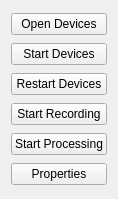
m-riley04/ModularSensorSystem, file src/Widgets/SessionControlsWidget/sessioncontrolswidget.ui: the form before one commit.
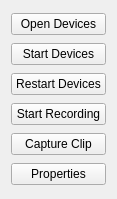
The form after the commit.

Commit message: consolidate clipping controls into session properties dialog

Patch:
```diff
--- a/src/Widgets/SessionControlsWidget/sessioncontrolswidget.ui
+++ b/src/Widgets/SessionControlsWidget/sessioncontrolswidget.ui
@@ -45,7 +45,7 @@
    <item>
     <widget class="QPushButton" name="buttonProcessing">
      <property name="text">
-      <string>Start Processing</string>
+      <string>Capture Clip</string>
      </property>
     </widget>
    </item>
```
Left out of the diff: 2 changed lines with no effect on the pictures. The commit also changes 5 other files.
